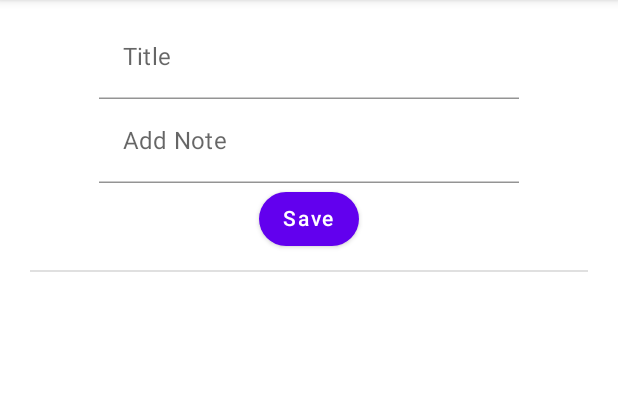
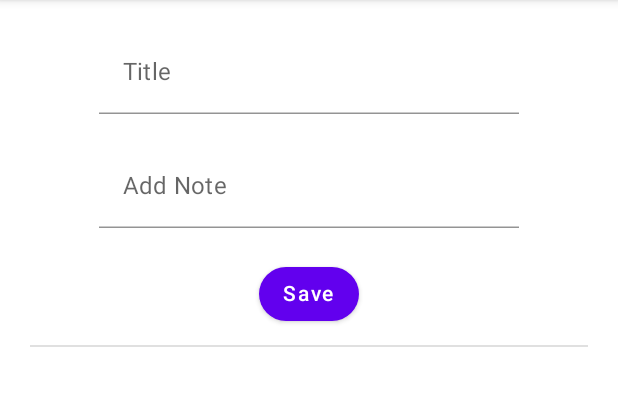
Before and after one commit to DizzyMelo/JetNotes, an Android app built with Jetpack Compose: the screen it shows after launch (MainActivity), on a phone screen of 412 x 824 dp, the part 84-490 px from its top. Run offline under Robolectric (Android 15) with nearby library versions, the phone set to English and light mode, and no system bars; our stand-ins replace Dagger/Hilt's generated code, Room's generated code.

Commit message:
modifier argument added to the NoteInputText component.

```diff
--- a/app/src/main/java/com/study/jetnotes/components/NoteComponents.kt
+++ b/app/src/main/java/com/study/jetnotes/components/NoteComponents.kt
@@ -39,6 +39,7 @@ fun NoteInputText(
     TextField(
         value = text,
         onValueChange = onTextChange,
+        modifier = modifier,
         label = { Text(text = label)},
         colors = TextFieldDefaults.textFieldColors(
             backgroundColor = Color.Transparent
```
